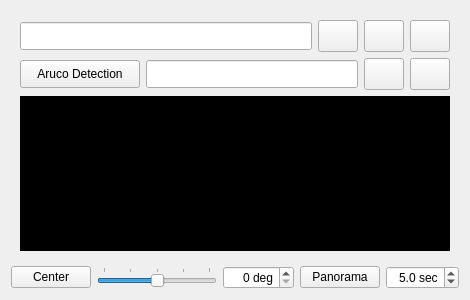
Old version of the form rover_gui/ui/ui/VideoPlayer.ui in the repository robotique-udes/rover.
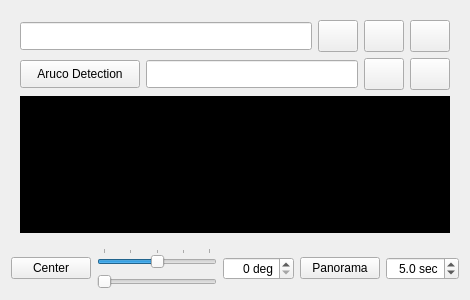
New version of the form. Icons and pictures are not drawn.

Patch:
```diff
--- a/rover_gui/ui/ui/VideoPlayer.ui
+++ b/rover_gui/ui/ui/VideoPlayer.ui
@@ -431,6 +431,8 @@
       </widget>
      </item>
      <item>
+      <layout class="QVBoxLayout" name="verticalLayout_3">
+       <item>
       <widget class="QSlider" name="cameraAngleSlider">
        <property name="cursor">
         <cursorShape>ClosedHandCursor</cursorShape>
@@ -451,6 +453,18 @@
         <number>90</number>
        </property>
       </widget>
+       </item>
+       <item>
+        <widget class="QSlider" name="actualAngleSlider">
+         <property name="maximum">
+          <number>360</number>
+         </property>
+         <property name="orientation">
+          <enum>Qt::Horizontal</enum>
+         </property>
+        </widget>
+       </item>
+      </layout>
      </item>
      <item>
       <widget class="QDoubleSpinBox" name="cameraAngleBox">
```
Lines whose indentation alone changed are shown as unchanged.
